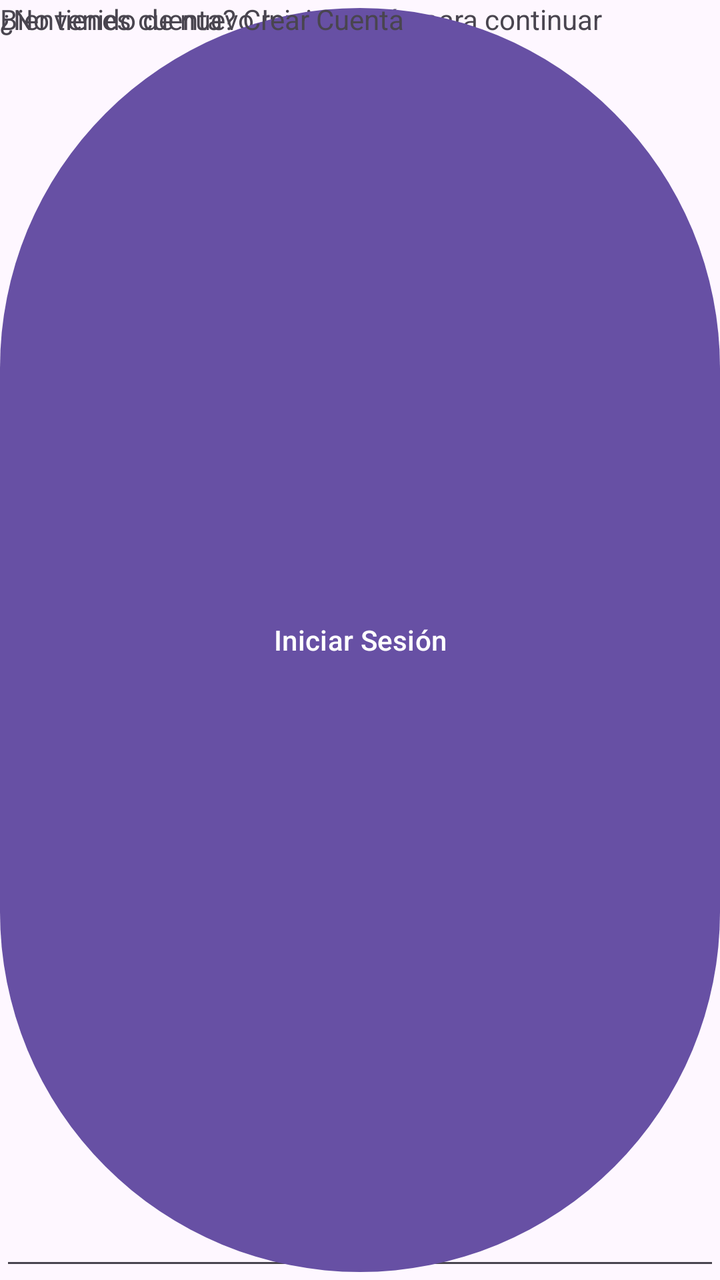
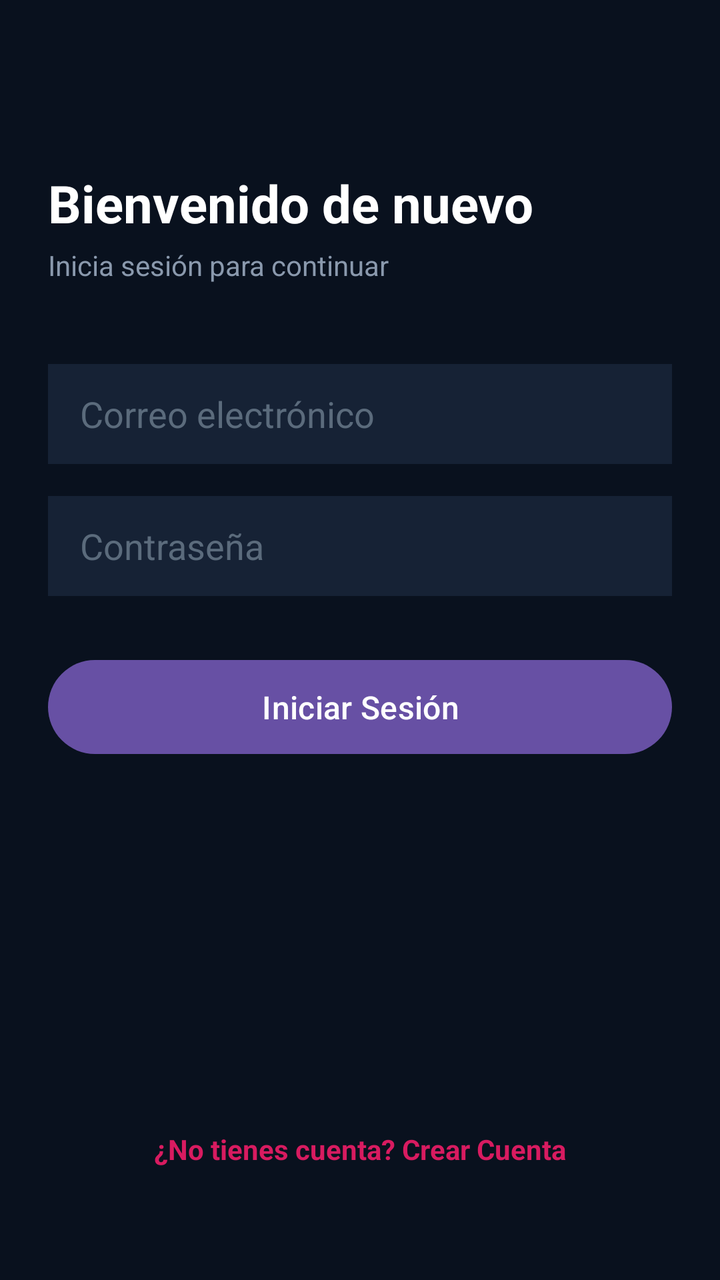

Before-and-after screenshots of an Android layout around one commit, followed by the original layout XML and the change that was made.
<!-- AndroidManifest.xml: application theme Theme.MundoPeliculas -->
<!-- res/layout/activity_login.xml -->
<?xml version="1.0" encoding="utf-8"?>
<androidx.constraintlayout.widget.ConstraintLayout xmlns:android="http://schemas.android.com/apk/res/android"
    xmlns:app="http://schemas.android.com/apk/res-auto"
    xmlns:tools="http://schemas.android.com/tools"
    android:id="@+id/main"
    android:layout_width="match_parent"
    android:layout_height="match_parent"
    tools:context=".LoginActivity">


    <TextView
        android:layout_width="match_parent"
        android:layout_height="match_parent"
        android:text="Bienvenido de nuevo.Inicia sesión para continuar"
        />

    <EditText
        android:layout_width="match_parent"
        android:layout_height="match_parent"
        android:id="@+id/etEmail"
        />
    <EditText
        android:layout_width="match_parent"
        android:layout_height="match_parent"
        android:id="@+id/etPassword"
        />
    <Button
        android:layout_width="match_parent"
        android:layout_height="match_parent"
        android:id="@+id/btnLogin"
        android:text="Iniciar Sesión" />

    <TextView
        android:layout_width="match_parent"
        android:layout_height="match_parent"
        android:id="@+id/tvRegister"
        android:text="¿No tienes cuenta? Crear Cuenta"
        />
</androidx.constraintlayout.widget.ConstraintLayout>
<!-- resources referenced by this layout -->
<resources>
  <style name="Theme.MundoPeliculas" parent="Base.Theme.MundoPeliculas" />
  <style name="Base.Theme.MundoPeliculas" parent="Theme.Material3.DayNight.NoActionBar">
          
          
      </style>
</resources>

<!-- the commit's change to res/layout/activity_login.xml (unified diff, before → after) -->
@@ -5,35 +5,89 @@
     android:id="@+id/main"
     android:layout_width="match_parent"
     android:layout_height="match_parent"
+    android:background="#09111E"
+    android:padding="24dp"
     tools:context=".LoginActivity">
 
+    <TextView
+        android:id="@+id/tvHeaderTitle"
+        android:layout_width="0dp"
+        android:layout_height="wrap_content"
+        android:layout_marginTop="60dp"
+        android:text="Bienvenido de nuevo"
+        android:textColor="#FFFFFF"
+        android:textSize="26sp"
+        android:textStyle="bold"
+        app:layout_constraintEnd_toEndOf="parent"
+        app:layout_constraintStart_toStartOf="parent"
+        app:layout_constraintTop_toTopOf="parent" />
 
     <TextView
-        android:layout_width="match_parent"
-        android:layout_height="match_parent"
-        android:text="Bienvenido de nuevo.Inicia sesión para continuar"
-        />
+        android:id="@+id/tvHeaderSubtitle"
+        android:layout_width="0dp"
+        android:layout_height="wrap_content"
+        android:layout_marginTop="4dp"
+        android:text="Inicia sesión para continuar"
+        android:textColor="#8A99AD"
+        android:textSize="14sp"
+        app:layout_constraintEnd_toEndOf="parent"
+        app:layout_constraintStart_toStartOf="parent"
+        app:layout_constraintTop_toBottomOf="@+id/tvHeaderTitle" />
 
     <EditText
-        android:layout_width="match_parent"
-        android:layout_height="match_parent"
         android:id="@+id/etEmail"
-        />
+        android:layout_width="0dp"
+        android:layout_height="50dp"
+        android:layout_marginTop="40dp"
+        android:background="#162235"
+        android:hint="Correo electrónico"
+        android:inputType="textEmailAddress"
+        android:paddingHorizontal="16dp"
+        android:textColor="#FFFFFF"
+        android:textColorHint="#5B6B7C"
+        app:layout_constraintEnd_toEndOf="parent"
+        app:layout_constraintStart_toStartOf="parent"
+        app:layout_constraintTop_toBottomOf="@+id/tvHeaderSubtitle" />
+
     <EditText
-        android:layout_width="match_parent"
-        android:layout_height="match_parent"
         android:id="@+id/etPassword"
-        />
+        android:layout_width="0dp"
+        android:layout_height="50dp"
+        android:layout_marginTop="16dp"
+        android:background="#162235"
+        android:hint="Contraseña"
+        android:inputType="textPassword"
+        android:paddingHorizontal="16dp"
+        android:textColor="#FFFFFF"
+        android:textColorHint="#5B6B7C"
+        app:layout_constraintEnd_toEndOf="parent"
+        app:layout_constraintStart_toStartOf="parent"
+        app:layout_constraintTop_toBottomOf="@+id/etEmail" />
+
     <Button
-        android:layout_width="match_parent"
-        android:layout_height="match_parent"
         android:id="@+id/btnLogin"
-        android:text="Iniciar Sesión" />
+        android:layout_width="0dp"
+        android:layout_height="55dp"
+        android:layout_marginTop="28dp"
+        android:text="Iniciar Sesión"
+        android:textColor="#FFFFFF"
+        android:textSize="16sp"
+        app:layout_constraintEnd_toEndOf="parent"
+        app:layout_constraintStart_toStartOf="parent"
+        app:layout_constraintTop_toBottomOf="@+id/etPassword" />
 
     <TextView
-        android:layout_width="match_parent"
-        android:layout_height="match_parent"
         android:id="@+id/tvRegister"
+        android:layout_width="wrap_content"
+        android:layout_height="wrap_content"
+        android:layout_marginBottom="24dp"
+        android:padding="8dp"
         android:text="¿No tienes cuenta? Crear Cuenta"
-        />
+        android:textColor="#D81B60"
+        android:textSize="14sp"
+        android:textStyle="bold"
+        app:layout_constraintBottom_toBottomOf="parent"
+        app:layout_constraintEnd_toEndOf="parent"
+        app:layout_constraintStart_toStartOf="parent" />
+
 </androidx.constraintlayout.widget.ConstraintLayout>
